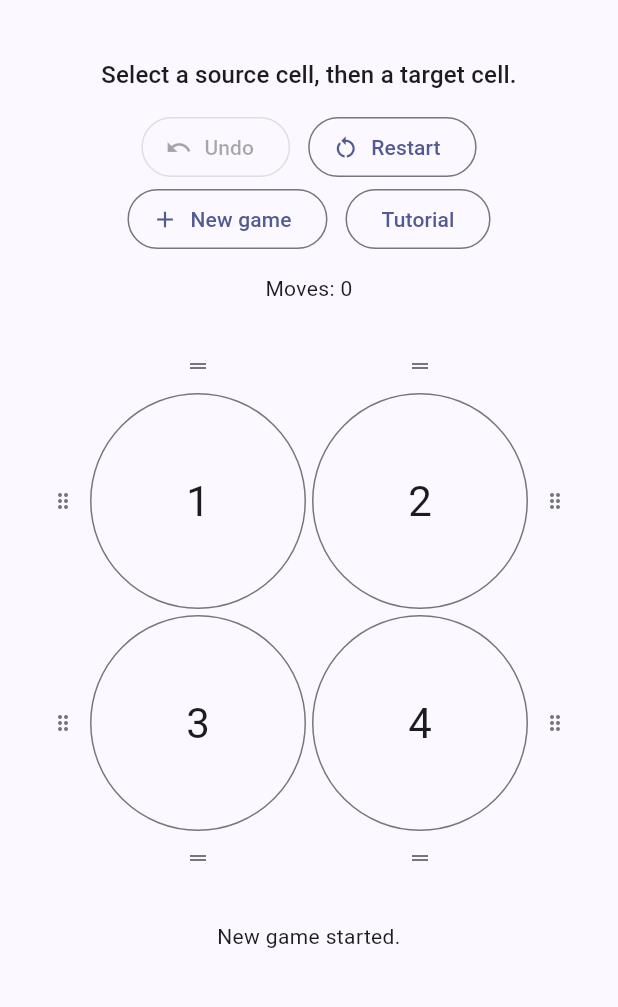
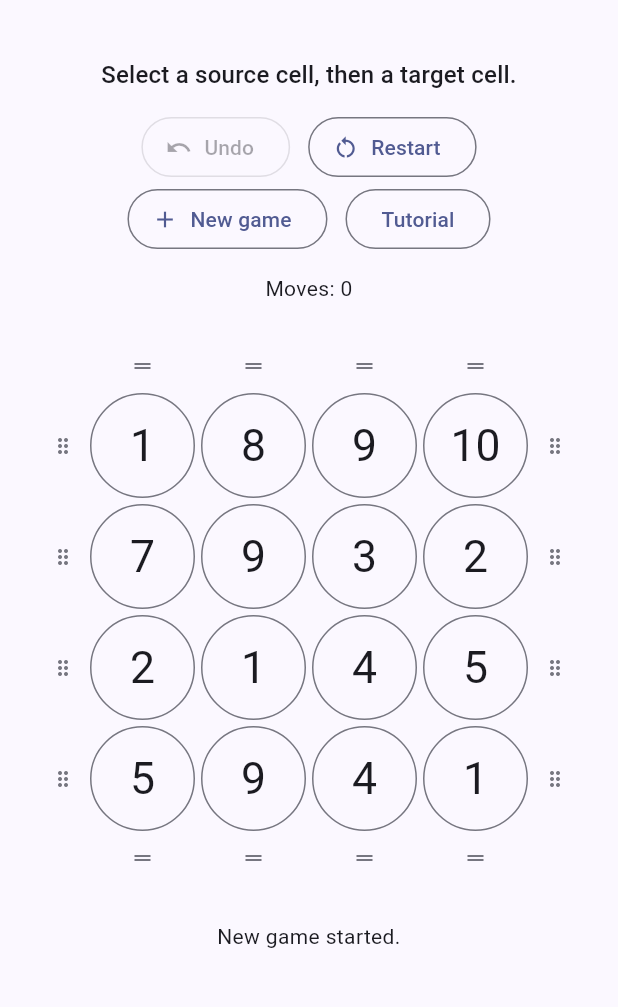
Before and after one commit to kergma-lw/numbers-game, a Flutter app: the screen it shows after launch, after a tap on "Restart", after a tap on "Skip tutorial", after a tap on "New game", on a phone screen of 412 x 824 dp, the part 63-1070 px from its top. Run offline on Flutter 3.47's test engine with Material 3 defaults, Android fonts, the phone set to English and light mode, and no system bars; our stand-ins replace shared_preferences.

Commit message:
Add mode-specific settings and random initial boards for One Non-Zero (#22)
* Add random board settings for one non-zero mode

* Fix mode settings analyzer warning

```diff
--- a/lib/game_state_store.dart
+++ b/lib/game_state_store.dart
@@ -1,4 +1,5 @@
 import 'dart:convert';
+import 'dart:math';
 
 import 'package:numbers_game/game_core/board.dart';
 import 'package:numbers_game/game_core/game_session.dart';
@@ -7,46 +8,94 @@ import 'package:shared_preferences/shared_preferences.dart';
 
 enum GameMode { oneNonZero }
 
-/// User preferences used when a new game is created.
-class GameSettings {
-  const GameSettings({
-    this.mode = GameMode.oneNonZero,
-    this.boardSize = 2,
+sealed class ModeSettings {
+  const ModeSettings();
+}
+
+class OneNonZeroSettings extends ModeSettings {
+  const OneNonZeroSettings({
+    this.boardSize = 4,
+    this.maxInitialValue = 10,
+  })  : assert(boardSize >= 2),
+        assert(maxInitialValue >= 1);
+
+  final int boardSize;
+  final int maxInitialValue;
+
+  Map<String, Object> toJson() => {
+        'boardSize': boardSize,
+        'maxInitialValue': maxInitialValue,
+      };
+
+  factory OneNonZeroSettings.fromJson(Map<String, Object?> json) {
+    final boardSize = json['boardSize'];
+    final maxInitialValue = json['maxInitialValue'];
+    if (boardSize is! int ||
+        boardSize < 2 ||
+        maxInitialValue is! int ||
+        maxInitialValue < 1) {
+      throw const FormatException('Invalid One Non-Zero settings');
+    }
+    return OneNonZeroSettings(
+      boardSize: boardSize,
+      maxInitialValue: maxInitialValue,
+    );
+  }
+}
+
+/// Preferences for the application and each supported game mode.
+class AppSettings {
+  const AppSettings({
+    this.selectedMode = GameMode.oneNonZero,
+    this.oneNonZeroSettings = const OneNonZeroSettings(),
   });
 
-  final GameMode mode;
-  final int boardSize;
+  final GameMode selectedMode;
+  final OneNonZeroSettings oneNonZeroSettings;
 
   Map<String, Object> toJson() => {
-        'mode': mode.name,
-        'boardSize': boardSize,
+        'selectedMode': selectedMode.name,
+        'modes': {
+          GameMode.oneNonZero.name: oneNonZeroSettings.toJson(),
+        },
       };
 
-  factory GameSettings.fromJson(Map<String, Object?> json) {
-    final mode = GameMode.values.where((mode) => mode.name == json['mode']).firstOrNull;
-    final boardSize = json['boardSize'];
-    if (mode == null || boardSize is! int || boardSize < 2) {
-      throw const FormatException('Invalid game settings');
+  factory AppSettings.fromJson(Map<String, Object?> json) {
+    final selectedMode =
+        GameMode.values.where((mode) => mode.name == json['selectedMode']).firstOrNull;
+    final modes = _jsonMap(json['modes']);
+    if (selectedMode == null) {
+      throw const FormatException('Invalid application settings');
     }
-    return GameSettings(mode: mode, boardSize: boardSize);
+    return AppSettings(
+      selectedMode: selectedMode,
+      oneNonZeroSettings: OneNonZeroSettings.fromJson(
+        _jsonMap(modes[GameMode.oneNonZero.name]),
+      ),
+    );
   }
 }
 
 /// The complete state of one resumable game.
 class SavedGame {
   const SavedGame({
+    this.mode = GameMode.oneNonZero,
     required this.settings,
     required this.game,
-  });
+  }) : assert(
+          mode != GameMode.oneNonZero || settings is OneNonZeroSettings,
+        );
 
-  static const formatVersion = 1;
+  static const formatVersion = 2;
 
-  final GameSettings settings;
+  final GameMode mode;
+  final ModeSettings settings;
   final OneNonZeroGame game;
 
   Map<String, Object> toJson() => {
         'version': formatVersion,
-        'settings': settings.toJson(),
+        'mode': mode.name,
+        'settings': _modeSettingsToJson(mode, settings),
         'game': {
           'initialBoard': _boardToJson(game.session.initialBoard),
           'currentBoard': _boardToJson(game.currentBoard),
@@ -59,7 +108,11 @@ class SavedGame {
     if (json['version'] != formatVersion) {
       throw const FormatException('Unsupported saved game version');
     }
-    final settings = GameSettings.fromJson(_jsonMap(json['settings']));
+    final mode = GameMode.values.where((mode) => mode.name == json['mode']).firstOrNull;
+    if (mode == null) {
+      throw const FormatException('Invalid saved game mode');
+    }
+    final settings = _modeSettingsFromJson(mode, _jsonMap(json['settings']));
     final game = _jsonMap(json['game']);
     final history = _jsonList(game['history']).map(_boardFromJson).toList();
     final moveCount = game['moveCount'];
@@ -67,6 +120,7 @@ class SavedGame {
       throw const FormatException('Invalid move count');
     }
     return SavedGame(
+      mode: mode,
       settings: settings,
       game: OneNonZeroGame.restore(
         session: GameSession.restore(
@@ -81,8 +135,8 @@ class SavedGame {
 }
 
 abstract interface class GameStateStore {
-  Future<GameSettings> loadSettings();
-  Future<void> saveSettings(GameSettings settings);
+  Future<AppSettings> loadSettings();
+  Future<void> saveSettings(AppSettings settings);
   Future<SavedGame?> loadCurrentGame();
   Future<void> saveCurrentGame(SavedGame game);
   Future<void> clearCurrentGame();
@@ -93,21 +147,21 @@ class SharedPreferencesGameStateStore implements GameStateStore {
   static const _currentGameKey = 'current_game';
 
   @override
-  Future<GameSettings> loadSettings() async {
+  Future<AppSettings> loadSettings() async {
     final value = (await SharedPreferences.getInstance()).getString(_settingsKey);
     if (value == null) {
-      return const GameSettings();
+      return const AppSettings();
     }
     try {
-      return GameSettings.fromJson(_jsonMap(jsonDecode(value)));
+      return AppSettings.fromJson(_jsonMap(jsonDecode(value)));
     } on FormatException {
       await (await SharedPreferences.getInstance()).remove(_settingsKey);
-      return const GameSettings();
+      return const AppSettings();
     }
   }
 
   @override
-  Future<void> saveSettings(GameSettings settings) async {
+  Future<void> saveSettings(AppSettings settings) async {
     await (await SharedPreferences.getInstance()).setString(
       _settingsKey,
       jsonEncode(settings.toJson()),
@@ -143,17 +197,32 @@ class SharedPreferencesGameStateStore implements GameStateStore {
   }
 }
 
-OneNonZeroGame newGame(GameSettings settings) {
-  switch (settings.mode) {
+OneNonZeroGame newOneNonZeroGame(
+  OneNonZeroSettings settings, {
+  Random? random,
+}) {
+  final generator = random ?? Random();
+  final cells = List<List<int>>.generate(
+    settings.boardSize,
+    (_) => List<int>.generate(
+      settings.boardSize,
+      (_) => generator.nextInt(settings.maxInitialValue) + 1,
+    ),
+  );
+  return OneNonZeroGame(Board(cells));
+}
+
+Map<String, Object> _modeSettingsToJson(GameMode mode, ModeSettings settings) {
+  switch ((mode, settings)) {
+    case (GameMode.oneNonZero, OneNonZeroSettings settings):
+      return settings.toJson();
+  }
+}
+
+ModeSettings _modeSettingsFromJson(GameMode mode, Map<String, Object?> json) {
+  switch (mode) {
     case GameMode.oneNonZero:
-      final cells = List<List<int>>.generate(
-        settings.boardSize,
-        (row) => List<int>.generate(
-          settings.boardSize,
-          (column) => row * settings.boardSize + column + 1,
-        ),
-      );
-      return OneNonZeroGame(Board(cells));
+      return OneNonZeroSettings.fromJson(json);
   }
 }
 
--- a/lib/main.dart
+++ b/lib/main.dart
@@ -34,7 +34,8 @@ class _NumbersGameAppState extends State<NumbersGameApp> {
   late final TutorialProgressStore _progressStore;
   late final GameStateStore _gameStateStore;
   late final Future<_AppState> _appState;
-  GameSettings? _settings;
+  AppSettings? _settings;
+  OneNonZeroSettings? _activeOneNonZeroSettings;
   bool? _showTutorial;
 
   @override
@@ -45,11 +46,17 @@ class _NumbersGameAppState extends State<NumbersGameApp> {
     _appState = _loadAppState();
   }
 
-  Future<_AppState> _loadAppState() async => _AppState(
-        tutorialWasHandled: await _progressStore.hasCompletedOrDismissed(),
-        settings: await _gameStateStore.loadSettings(),
-        savedGame: await _gameStateStore.loadCurrentGame(),
-      );
+  Future<_AppState> _loadAppState() async {
+    final settings = await _gameStateStore.loadSettings();
+    final savedGame = await _gameStateStore.loadCurrentGame();
+    _activeOneNonZeroSettings = savedGame?.settings as OneNonZeroSettings? ??
+        settings.oneNonZeroSettings;
+    return _AppState(
+      tutorialWasHandled: await _progressStore.hasCompletedOrDismissed(),
+      settings: settings,
+      savedGame: savedGame,
+    );
+  }
 
   Future<void> _finishTutorial() async {
     await _progressStore.markCompletedOrDismissed();
@@ -60,18 +67,20 @@ class _NumbersGameAppState extends State<NumbersGameApp> {
 
   void _startTutorial() => setState(() => _showTutorial = true);
 
-  Future<void> _saveGame(GameSettings settings, OneNonZeroGame game) =>
-      _gameStateStore.saveCurrentGame(SavedGame(settings: settings, game: game));
+  Future<void> _saveGame(OneNonZeroGame game) => _gameStateStore.saveCurrentGame(
+        SavedGame(settings: _activeOneNonZeroSettings!, game: game),
+      );
 
-  Future<OneNonZeroGame> _startNewGame(GameSettings settings) async {
+  Future<OneNonZeroGame> _startNewGame(AppSettings settings) async {
     await _gameStateStore.clearCurrentGame();
-    final game = newGame(settings);
-    await _saveGame(settings, game);
+    _activeOneNonZeroSettings = settings.oneNonZeroSettings;
+    final game = newOneNonZeroGame(_activeOneNonZeroSettings!);
+    await _saveGame(game);
     return game;
   }
 
-  Future<void> _openSettings(BuildContext context, GameSettings settings) async {
-    final updatedSettings = await Navigator.of(context).push<GameSettings>(
+  Future<void> _openSettings(BuildContext context, AppSettings settings) async {
+    final updatedSettings = await Navigator.of(context).push<AppSettings>(
       MaterialPageRoute(builder: (_) => SettingsScreen(settings: settings)),
     );
     if (updatedSettings == null) {
@@ -104,11 +113,11 @@ class _NumbersGameAppState extends State<NumbersGameApp> {
             key: ValueKey(showTutorial),
             initialGame: showTutorial
                 ? tutorialDefinition.initialGame
-                : savedGame?.game ?? newGame(settings),
+                : savedGame?.game ?? newOneNonZeroGame(settings.oneNonZeroSettings),
             tutorial: showTutorial ? tutorialDefinition : null,
             onTutorialFinished: _finishTutorial,
             onStartTutorial: showTutorial ? null : _startTutorial,
-            onGameChanged: showTutorial ? null : (game) => _saveGame(settings, game),
+            onGameChanged: showTutorial ? null : _saveGame,
             onNewGame: showTutorial ? null : () => _startNewGame(settings),
             onOpenSettings: showTutorial ? null : () => _openSettings(context, settings),
           );
@@ -899,7 +908,22 @@ class _BoardCell extends StatelessWidget {
             padding: const EdgeInsets.all(8),
           ),
           onPressed: () => onPressed(position),
-          child: Text('$value', style: Theme.of(context).textTheme.headlineMedium),
+          child: LayoutBuilder(
+            builder: (context, constraints) {
+              final fontSize = (constraints.biggest.shortestSide * 0.55)
+                  .clamp(12.0, 32.0)
+                  .toDouble();
+              return FittedBox(
+                fit: BoxFit.scaleDown,
+                child: Text(
+                  '$value',
+                  style: Theme.of(context).textTheme.headlineMedium?.copyWith(
+                        fontSize: fontSize,
+                      ),
+                ),
+              );
+            },
+          ),
         ),
       ),
     );
@@ -1060,7 +1084,7 @@ class _AppState {
   });
 
   final bool tutorialWasHandled;
-  final GameSettings settings;
+  final AppSettings settings;
   final SavedGame? savedGame;
 }
 
```
Also changed, not shown: lib/settings_screen.dart (+56 -6 lines), 2 other files.
